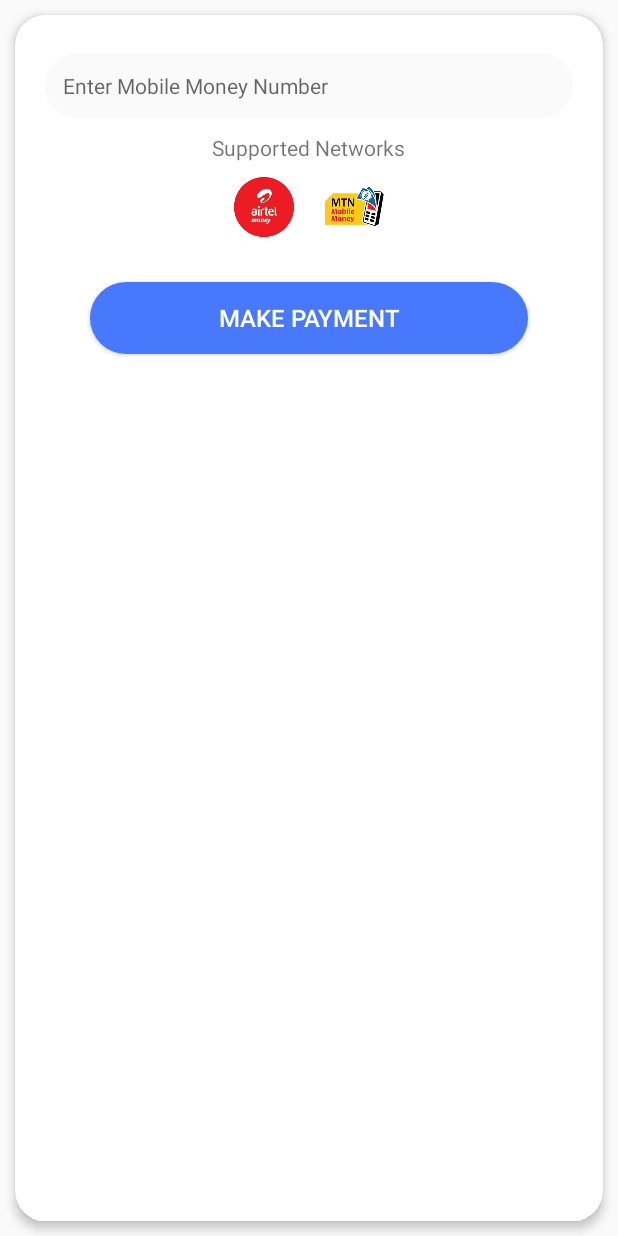
After one commit to sidneynkoba/Doktor, an Android app: the layout mobile_money_pay.xml on its own in the app's theme, with its tools: preview values and no code run, on a phone screen of 412 x 824 dp. The commit adds this screen. Run offline under Robolectric (Android 15) with nearby library versions, the phone set to English and light mode, and no system bars.

Commit message:
Mail Correction & Payment integration

```diff
--- a/app/src/main/AndroidManifest.xml
+++ b/app/src/main/AndroidManifest.xml
@@ -7,6 +7,7 @@
     <uses-permission android:name="android.permission.CALL_PHONE" />
     <uses-permission android:name="android.permission.CAMERA" />
     <uses-permission android:name="android.permission.WRITE_EXTERNAL_STORAGE" />
+    <uses-permission android:name="android.permission.READ_EXTERNAL_STORAGE" />
 
     <application
         android:allowBackup="true"
--- a/app/src/main/java/com/thesidtech/doktor/AppointmentActivity.java
+++ b/app/src/main/java/com/thesidtech/doktor/AppointmentActivity.java
@@ -18,7 +18,7 @@ public class AppointmentActivity extends AppCompatActivity {
 
         appointment = findViewById(R.id.appointment_web);
         appointment.setWebViewClient(new WebViewClient());
-        appointment.loadUrl("http://hsvug.com/appoint/");
+        appointment.loadUrl("https://destinyinternationalschool.com/doctor");
 
         WebSettings webSettings = appointment.getSettings();
         webSettings.setJavaScriptEnabled(true);
--- a/app/src/main/java/com/thesidtech/doktor/FindDrugActivity.java
+++ b/app/src/main/java/com/thesidtech/doktor/FindDrugActivity.java
@@ -25,7 +25,7 @@ public class FindDrugActivity extends AppCompatActivity {
 
         find_drug = findViewById(R.id.find_drug_web);
         find_drug.setWebViewClient(new WebViewClient());
-        find_drug.loadUrl("https://destinyinternationalschool.com/doc/index.php");
+        find_drug.loadUrl("https://destinyinternationalschool.com/dokta-search/index.php");
 
         WebSettings webSettings = find_drug.getSettings();
         webSettings.setJavaScriptEnabled(true);
--- a/app/src/main/java/com/thesidtech/doktor/HealthServicesActivity.java
+++ b/app/src/main/java/com/thesidtech/doktor/HealthServicesActivity.java
@@ -33,7 +33,7 @@ public class HealthServicesActivity extends AppCompatActivity {
 
         health_services = findViewById(R.id.health_services_web);
         health_services.setWebViewClient(new WebViewClient());
-        health_services.loadUrl("https://destinyinternationalschool.com/doc/services.php");
+        health_services.loadUrl("https://destinyinternationalschool.com/dokta-search/index.php");
 
         WebSettings webSettings = health_services.getSettings();
         webSettings.setJavaScriptEnabled(true);
--- a/app/src/main/java/com/thesidtech/doktor/Utils.java
+++ b/app/src/main/java/com/thesidtech/doktor/Utils.java
@@ -5,5 +5,5 @@ public class Utils {
     public static final String EMAIL = "doktorapp2020@gmail.com";
 
     //This is your from email password
-    public static final String PASSWORD = "pparotkod2020";//wCTl]yX44b:I621
+    public static final String PASSWORD = "pparotkod2020";
 }
--- a/app/src/main/res/layout/activity_consultation.xml
+++ b/app/src/main/res/layout/activity_consultation.xml
@@ -188,7 +188,7 @@
                                 android:layout_width="wrap_content"
                                 android:layout_height="wrap_content"
                                 android:layout_below="@+id/consultationTitle"
-                                android:hint="Consultation Fee "
+                                android:hint="Fee "
                                 android:textColor="@color/colorPrimaryDark"
                                 android:textSize="15sp" />
 
--- /dev/null
+++ b/app/src/main/res/layout/mobile_money_pay.xml
@@ -0,0 +1,98 @@
+<?xml version="1.0" encoding="utf-8"?>
+<LinearLayout xmlns:android="http://schemas.android.com/apk/res/android"
+    xmlns:app="http://schemas.android.com/apk/res-auto"
+    android:orientation="vertical"
+    android:layout_width="match_parent"
+    android:layout_height="match_parent">
+
+    <androidx.cardview.widget.CardView
+        android:id="@+id/consultation_card"
+        android:layout_width="match_parent"
+        android:layout_height="match_parent"
+        android:layout_marginBottom="10dp"
+        android:layout_marginLeft="10dp"
+        android:layout_marginRight="10dp"
+        android:layout_marginTop="10dp"
+        app:cardCornerRadius="20dp"
+        app:cardElevation="4dp"
+        app:cardMaxElevation="6dp">
+
+    <RelativeLayout
+        android:layout_width="match_parent"
+        android:layout_height="match_parent">
+
+
+
+
+    <EditText
+        android:id="@+id/edNumber"
+        android:layout_width="match_parent"
+        android:layout_height="wrap_content"
+        android:layout_alignParentStart="true"
+        android:layout_alignParentTop="true"
+        android:layout_alignParentEnd="true"
+        android:layout_marginStart="20dp"
+        android:layout_marginTop="25dp"
+        android:layout_marginEnd="20dp"
+        android:layout_marginBottom="10dp"
+        android:maxLength="10"
+        android:background="@drawable/search_background"
+        android:hint="Enter Mobile Money Number"
+        android:inputType="numberDecimal"
+        android:textSize="14sp" />
+
+        <TextView
+            android:layout_width="wrap_content"
+            android:layout_height="wrap_content"
+            android:id="@+id/supportedn"
+            android:layout_centerInParent="true"
+            android:layout_below="@id/edNumber"
+            android:text="Supported Networks"/>
+        <LinearLayout
+            android:layout_width="match_parent"
+            android:layout_height="wrap_content"
+            android:layout_below="@id/supportedn"
+            android:id="@+id/lnetworks"
+            android:gravity="center"
+            android:orientation="horizontal">
+
+            <ImageView
+                android:layout_width="40dp"
+                android:layout_height="40dp"
+                android:layout_margin="10dp"
+                android:src="@drawable/airtel"/>
+            <ImageView
+                android:layout_width="40dp"
+                android:layout_height="40dp"
+                android:layout_margin="10dp"
+                android:src="@drawable/mtn"/>
+
+
+        </LinearLayout>
+
+
+
+        <Button
+            android:id="@+id/btnPay"
+
+            android:layout_width="wrap_content"
+            android:layout_height="wrap_content"
+            android:layout_below="@+id/lnetworks"
+            android:layout_alignParentStart="true"
+            android:layout_alignParentEnd="true"
+            android:layout_alignParentBottom="false"
+            android:layout_marginStart="50dp"
+            android:layout_marginTop="20dp"
+            android:layout_marginEnd="50dp"
+            android:layout_marginBottom="10dp"
+            android:background="@drawable/search_background"
+            android:backgroundTint="@color/colorPrimary"
+            android:text="Make Payment"
+            android:textColor="#fff"
+            android:textSize="16dp" />
+
+
+
+    </RelativeLayout>
+    </androidx.cardview.widget.CardView>
+</LinearLayout>
```
Also changed, not shown: app/src/main/res/drawable/airtel.png (added), app/src/main/res/drawable/mtn.png (added), app/src/main/res/ic_launcher-web.png, app/src/main/res/mipmap-hdpi/ic_launcher.png, app/src/main/res/mipmap-mdpi/ic_launcher.png, app/src/main/res/mipmap-xhdpi/ic_launcher.png, app/src/main/res/mipmap-xxhdpi/ic_launcher.png, app/src/main/res/mipmap-xxxhdpi/ic_launcher.png.
